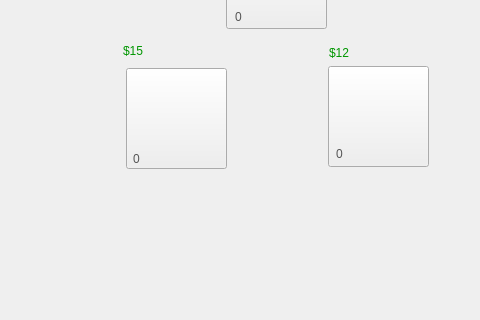
Above: dialoggetarm.ui from pouya-prh/Battle_Ship before the change; both pictures show x 514 to 994 and y 282 to 602 of the 994 by 602 pixel window. Below: the same form after it.
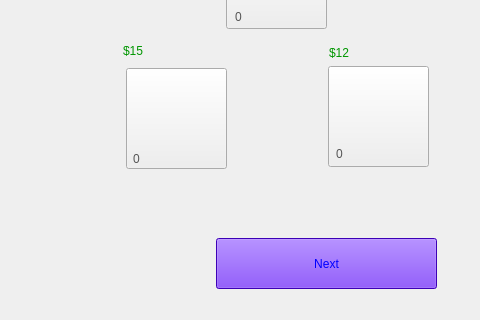
That is the form after the change. Icons and pictures are not drawn. Custom widgets are drawn as their Qt base class.

What changed in the file:
```diff
--- a/dialoggetarm.ui
+++ b/dialoggetarm.ui
@@ -481,6 +481,35 @@
     <set>Qt::AlignCenter</set>
    </property>
   </widget>
+  <widget class="QPushButton" name="nextButton">
+   <property name="geometry">
+    <rect>
+     <x>730</x>
+     <y>520</y>
+     <width>221</width>
+     <height>51</height>
+    </rect>
+   </property>
+   <property name="styleSheet">
+    <string notr="true">
+QPushButton{
+background-image: url(:/Recommended Source Files/Recommended Source Files/Images/WhiteBackG.png);
+background-color: rgb(85, 0, 255);
+font: 25pt &quot;BYRIL_Sea_Battle2&quot;;
+color: rgb(0, 0, 255);
+}
+QPushButton:hover {
+ 
+	color: rgb(0, 85, 0);
+	background-color: rgb(0, 85, 0);
+}
+
+</string>
+   </property>
+   <property name="text">
+    <string>Next</string>
+   </property>
+  </widget>
  </widget>
  <customwidgets>
   <customwidget>
```
